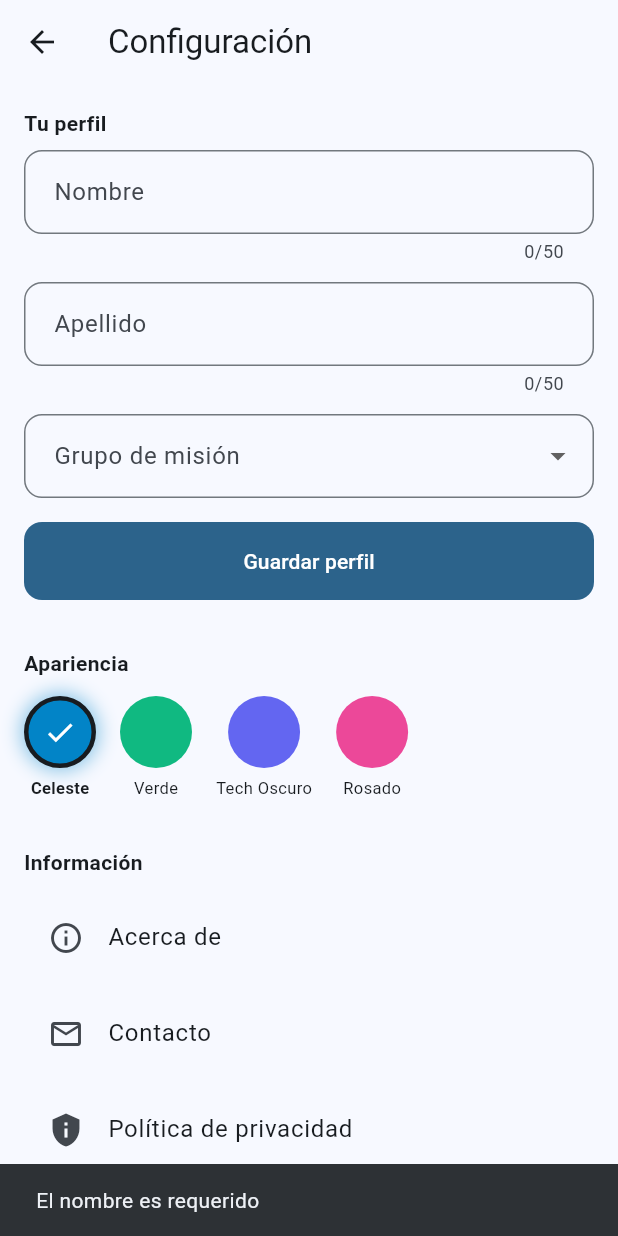
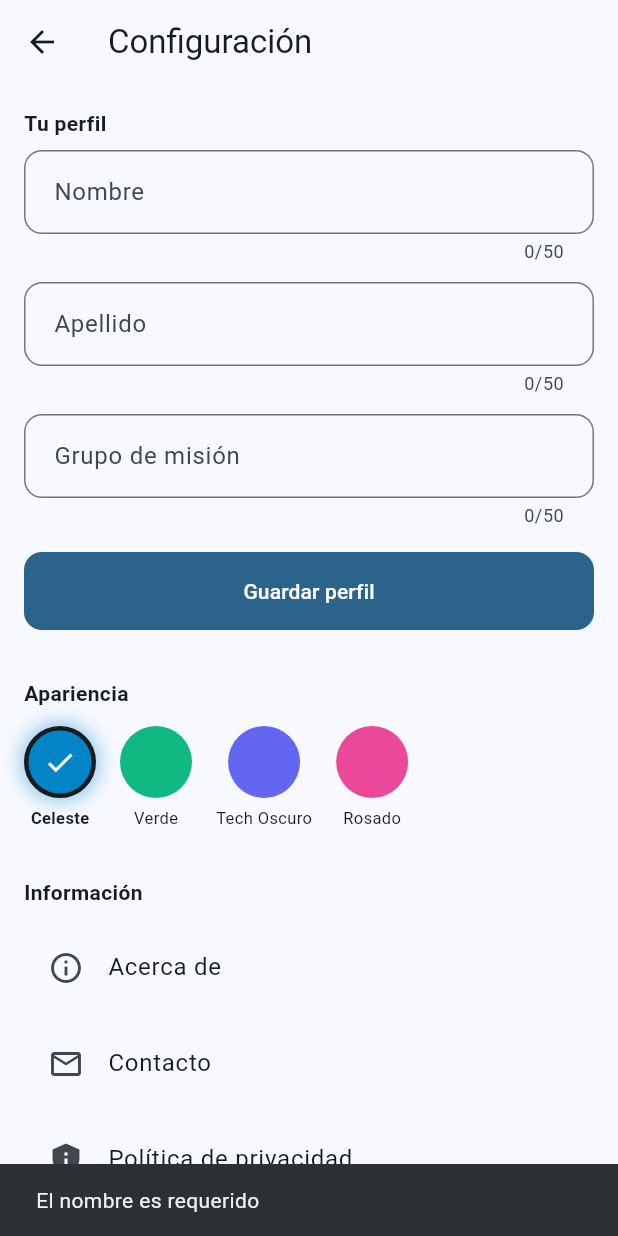
Before and after one commit to operonte/misionapp, a Flutter app: the SettingsScreen screen opened by its route, after a tap on "Guardar perfil", on a phone screen of 412 x 824 dp. Run offline on Flutter 3.47's test engine with Material 3 defaults, Android fonts, the phone set to English and light mode, and no system bars; our stand-ins replace cloud_firestore, connectivity_plus, firebase_auth, firebase_core, go_router, google_sign_in and 4 more; missing offline and left inert: excel; accounts and stored records are empty.

Commit message:
Fix: temas oscuros, grupos privados y políticas en Firebase Hosting (v1.1.1)
- Temas: ThemeMode.system → ThemeMode.light para paletas claras (Celeste,
  Verde, Rosado); ya no siguen el modo oscuro del sistema
- Grupos: no-admin usa campo de texto libre en lugar de dropdown, evitando
  exponer la lista de grupos a todos los usuarios
- Firestore rules: se agrega restricción para que no-admin no pueda
  reasignarse el campo `grupo` desde un cliente manipulado
- Firebase Hosting: se activa el servicio y se publican las páginas de
  Política de privacidad y Términos de uso en misionapp-f4d93.web.app
- app_config.dart: URLs actualizadas a Firebase Hosting
- pubspec.yaml: versión 1.1.0+2 → 1.1.1+3

Co-Authored-By: Claude Sonnet 4.6 <noreply@anthropic.com>

```diff
--- a/lib/app_config.dart
+++ b/lib/app_config.dart
@@ -1,8 +1,8 @@
-/// URLs de políticas en repo releases (GitHub Pages).
+/// URLs de políticas alojadas en Firebase Hosting.
 const String privacyPolicyUrl =
-    'https://operonte.github.io/releases/misionapp/policies/privacy_policy.html';
+    'https://misionapp-f4d93.web.app/privacy.html';
 const String termsOfUseUrl =
-    'https://operonte.github.io/releases/misionapp/policies/terms_of_use.html';
+    'https://misionapp-f4d93.web.app/terms.html';
 
 /// Email de contacto.
 const String contactEmail = 'cristian.bravo.droguett@gmail.com';
--- a/lib/app_themes.dart
+++ b/lib/app_themes.dart
@@ -16,8 +16,10 @@ class AppPalette {
 
   ThemeData darkTheme() => _buildTheme(Brightness.dark);
 
+  // Light palettes always show light — don't follow system dark mode.
+  // Use "Tech Oscuro" if you want a dark theme.
   ThemeMode get themeMode =>
-      forceDark ? ThemeMode.dark : ThemeMode.system;
+      forceDark ? ThemeMode.dark : ThemeMode.light;
 
   ThemeData _buildTheme(Brightness brightness) {
     // Step 1 — generate the M3 colour scheme from the seed colour.
--- a/lib/screens/settings_screen.dart
+++ b/lib/screens/settings_screen.dart
@@ -22,8 +22,11 @@ class _SettingsScreenState extends State<SettingsScreen> {
   bool _loading = false;
   late TextEditingController _nombreController;
   late TextEditingController _apellidoController;
-  List<String> _allowedGroups = missionGroups; // fast path: local list
+  // Admin: dropdown with all groups.
+  List<String> _allowedGroups = missionGroups;
   String? _selectedGroup;
+  // Non-admin: free text field (doesn't expose group list).
+  late TextEditingController _grupoController;
 
   @override
   void initState() {
@@ -31,14 +34,17 @@ class _SettingsScreenState extends State<SettingsScreen> {
     final p = currentUserProfile;
     _nombreController = TextEditingController(text: p?.nombre ?? '');
     _apellidoController = TextEditingController(text: p?.apellido ?? '');
+    _grupoController = TextEditingController(text: p?.grupo ?? '');
     _selectedGroup = p?.grupo;
-    _loadAllowedGroups();
+    // Only load group list for admin — non-admin uses a text field.
+    if (p?.isAdmin ?? false) _loadAllowedGroups();
   }
 
   @override
   void dispose() {
     _nombreController.dispose();
     _apellidoController.dispose();
+    _grupoController.dispose();
     super.dispose();
   }
 
@@ -70,11 +76,36 @@ class _SettingsScreenState extends State<SettingsScreen> {
       );
       return;
     }
+    final isAdmin = currentUserProfile?.isAdmin ?? false;
+    String grupoFinal;
+    if (isAdmin) {
       if (_selectedGroup == null) {
         ScaffoldMessenger.of(context).showSnackBar(
           const SnackBar(content: Text('Selecciona un grupo')),
         );
         return;
+      }
+      grupoFinal = _selectedGroup!;
+    } else {
+      final typed = _grupoController.text.trim().toUpperCase();
+      if (typed.isEmpty) {
+        ScaffoldMessenger.of(context).showSnackBar(
+          const SnackBar(content: Text('El grupo es requerido')),
+        );
+        return;
+      }
+      final valid = await GroupValidationService().validateGroupName(typed);
+      if (!valid) {
+        if (mounted) {
+          ScaffoldMessenger.of(context).showSnackBar(
+            const SnackBar(
+                content: Text(
+                    'Grupo no reconocido. Verifica el nombre con tu líder.')),
+          );
+        }
+        return;
+      }
+      grupoFinal = typed;
     }
 
     setState(() => _loading = true);
@@ -84,7 +115,7 @@ class _SettingsScreenState extends State<SettingsScreen> {
       final updated = profile.copyWith(
         nombre: nombre,
         apellido: _apellidoController.text.trim(),
-        grupo: _selectedGroup!,
+        grupo: grupoFinal,
       );
 
       await _auth.updateUserProfile(updated);
@@ -177,6 +208,7 @@ class _SettingsScreenState extends State<SettingsScreen> {
                   maxLength: 50,
                 ),
                 const SizedBox(height: 12),
+                if (isAdmin)
                   DropdownButtonFormField<String>(
                     value: _allowedGroups.contains(_selectedGroup)
                         ? _selectedGroup
@@ -189,6 +221,17 @@ class _SettingsScreenState extends State<SettingsScreen> {
                         .map((g) => DropdownMenuItem(value: g, child: Text(g)))
                         .toList(),
                     onChanged: (v) => setState(() => _selectedGroup = v),
+                  )
+                else
+                  TextField(
+                    controller: _grupoController,
+                    decoration: const InputDecoration(
+                      labelText: 'Grupo de misión',
+                      hintText: 'Ingresa el nombre de tu grupo',
+                      border: OutlineInputBorder(),
+                    ),
+                    textCapitalization: TextCapitalization.characters,
+                    maxLength: 50,
                   ),
                 const SizedBox(height: 16),
                 FilledButton(
--- a/pubspec.yaml
+++ b/pubspec.yaml
@@ -16,7 +16,7 @@ publish_to: 'none' # Remove this line if you wish to publish to pub.dev
 # https://developer.apple.com/library/archive/documentation/General/Reference/InfoPlistKeyReference/Articles/CoreFoundationKeys.html
 # In Windows, build-name is used as the major, minor, and patch parts
 # of the product and file versions while build-number is used as the build suffix.
-version: 1.1.0+2
+version: 1.1.1+3
 
 environment:
   sdk: ^3.10.7
```
Also changed, not shown: lib/screens/person_form_screen.dart (+16 -6 lines), firebase.json, 3 other files. Lines whose indentation alone changed are shown as unchanged.
